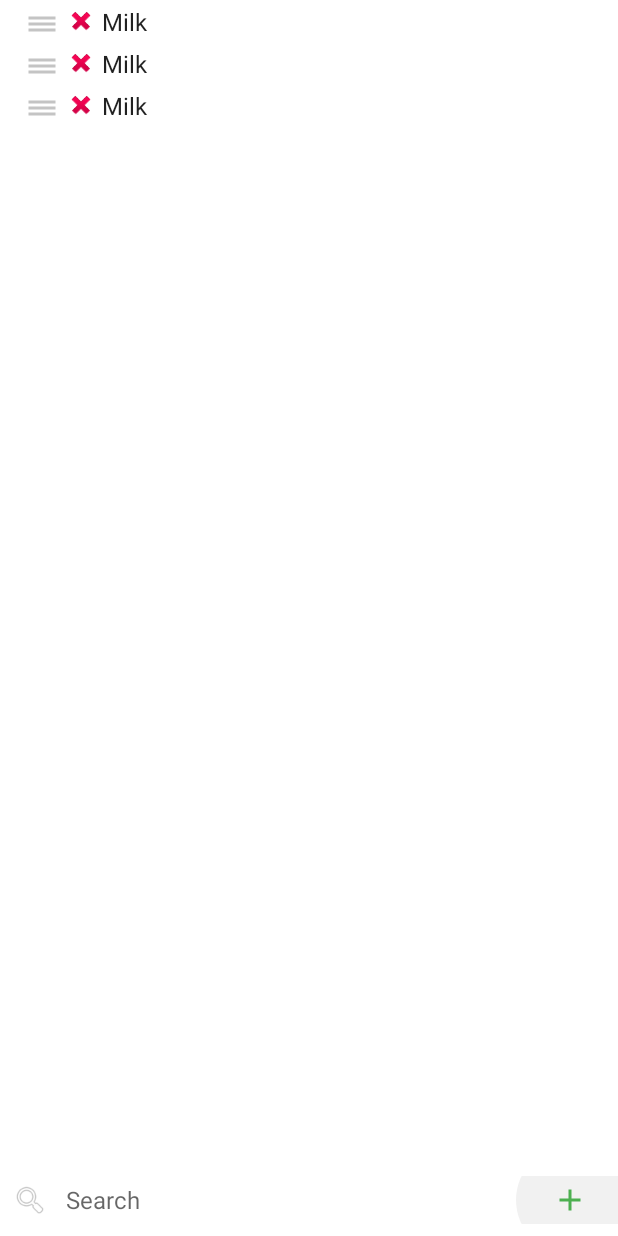
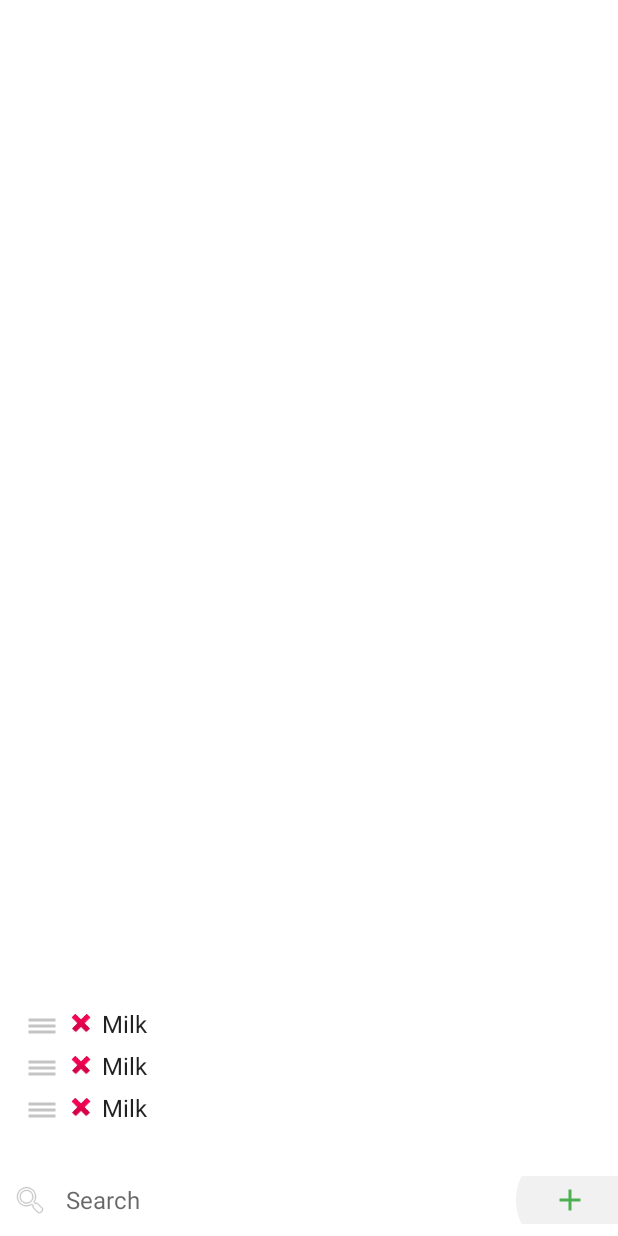
Before and after one commit to grandchild/Quickshopper3000, an Android app: the layout fragment_main.xml on its own in the app's theme, with its tools: preview values and no code run, on a phone screen of 412 x 824 dp. Run offline under Robolectric (Android 15) with nearby library versions, the light colour scheme and no system bars.

Commit message:
Align list to bottom if short

```diff
--- a/app/src/main/res/layout/fragment_main.xml
+++ b/app/src/main/res/layout/fragment_main.xml
@@ -11,11 +11,13 @@
     <androidx.recyclerview.widget.RecyclerView
         android:id="@+id/itemsRecyclerView"
         android:layout_width="match_parent"
-        android:layout_height="0dp"
+        android:layout_height="wrap_content"
         android:clipToPadding="false"
         android:paddingBottom="72dp"
         app:layout_constraintTop_toTopOf="parent"
         app:layout_constraintBottom_toTopOf="@+id/searchActiveBar"
+        app:layout_constraintVertical_bias="1"
+        app:layout_constrainedHeight="true"
         tools:listitem="@layout/item_shopping_item"
     />
 
--- a/app/src/main/res/layout/fragment_stores.xml
+++ b/app/src/main/res/layout/fragment_stores.xml
@@ -13,12 +13,14 @@
     <androidx.recyclerview.widget.RecyclerView
         android:id="@+id/recycler_view"
         android:layout_width="match_parent"
-        android:layout_height="0dp"
+        android:layout_height="wrap_content"
         android:clipToPadding="false"
         android:paddingTop="8dp"
         android:paddingBottom="80dp"
         app:layout_constraintTop_toTopOf="parent"
         app:layout_constraintBottom_toBottomOf="parent"
+        app:layout_constraintVertical_bias="1"
+        app:layout_constrainedHeight="true"
         tools:listitem="@layout/item_shopping_item"
     />
 
```
